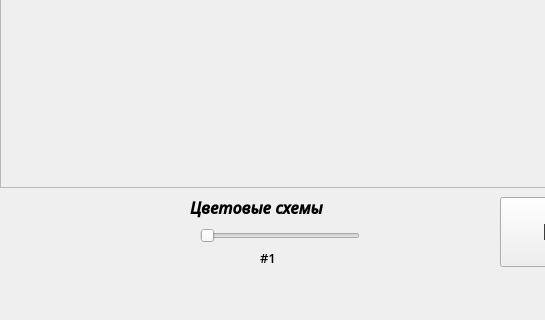
Old version of the form mainwindow.ui in the repository tomyqg/topaz-m; both pictures show x 0 to 545 and y 480 to 800 of the 1280 by 800 pixel window.
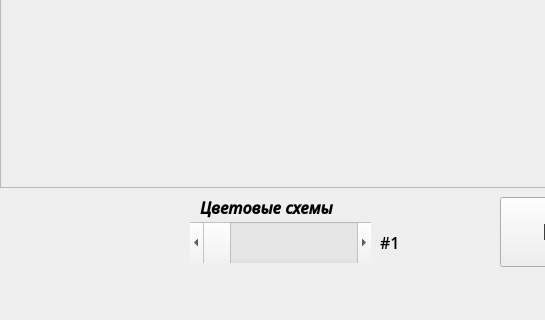
New version of the form. Icons and pictures are not drawn. Custom widgets are drawn as their Qt base class.

Diff of the .ui file:
```diff
--- a/mainwindow.ui
+++ b/mainwindow.ui
@@ -221,35 +221,10 @@
      <pixmap>logo.jpg</pixmap>
     </property>
    </widget>
-   <widget class="QSlider" name="horizontalSlider">
-    <property name="geometry">
-     <rect>
-      <x>200</x>
-      <y>690</y>
-      <width>160</width>
-      <height>18</height>
-     </rect>
-    </property>
-    <property name="minimum">
-     <number>1</number>
-    </property>
-    <property name="maximum">
-     <number>6</number>
-    </property>
-    <property name="pageStep">
-     <number>1</number>
-    </property>
-    <property name="value">
-     <number>1</number>
-    </property>
-    <property name="orientation">
-     <enum>Qt::Horizontal</enum>
-    </property>
-   </widget>
    <widget class="QLabel" name="label_2">
     <property name="geometry">
      <rect>
-      <x>190</x>
+      <x>200</x>
       <y>660</y>
       <width>201</width>
       <height>21</height>
@@ -271,22 +246,44 @@
    <widget class="QLabel" name="label_3">
     <property name="geometry">
      <rect>
-      <x>260</x>
-      <y>710</y>
-      <width>31</width>
-      <height>21</height>
+      <x>380</x>
+      <y>690</y>
+      <width>41</width>
+      <height>31</height>
      </rect>
     </property>
     <property name="font">
      <font>
       <family>Open Sans Semibold</family>
-      <pointsize>10</pointsize>
+      <pointsize>12</pointsize>
      </font>
     </property>
     <property name="text">
      <string>#1</string>
     </property>
    </widget>
+   <widget class="QScrollBar" name="horizontalScrollBar">
+    <property name="geometry">
+     <rect>
+      <x>190</x>
+      <y>685</y>
+      <width>181</width>
+      <height>41</height>
+     </rect>
+    </property>
+    <property name="minimum">
+     <number>1</number>
+    </property>
+    <property name="maximum">
+     <number>6</number>
+    </property>
+    <property name="pageStep">
+     <number>1</number>
+    </property>
+    <property name="orientation">
+     <enum>Qt::Horizontal</enum>
+    </property>
+   </widget>
    <zorder>customPlot</zorder>
    <zorder>frame</zorder>
    <zorder>MessagesWidget</zorder>
```
Left out of the diff: 2 changed lines with no effect on the pictures.
